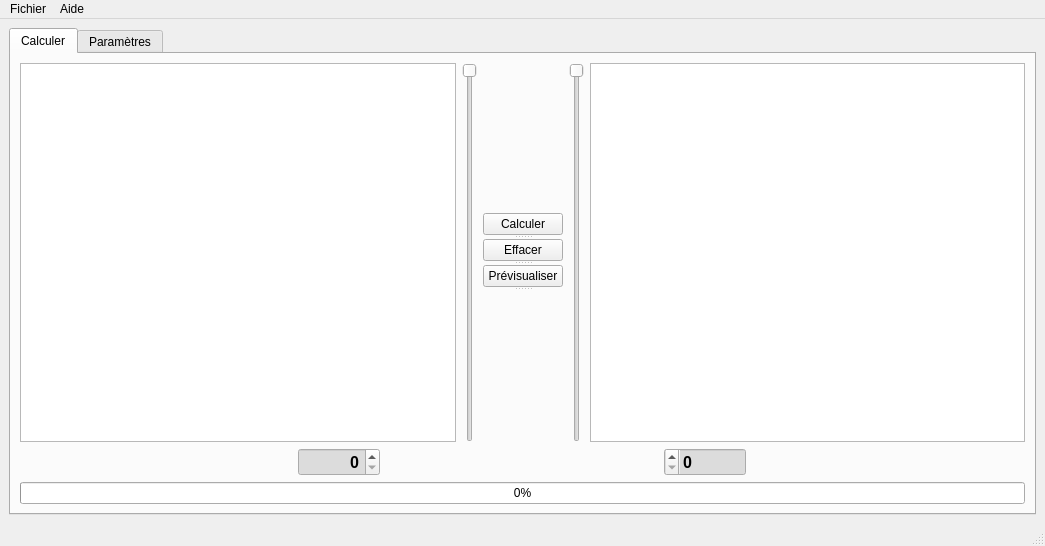
The window that Form1.ui (turkishviking/PostPro-Charlie-Bill) describes before a commit, drawn with Qt 5.
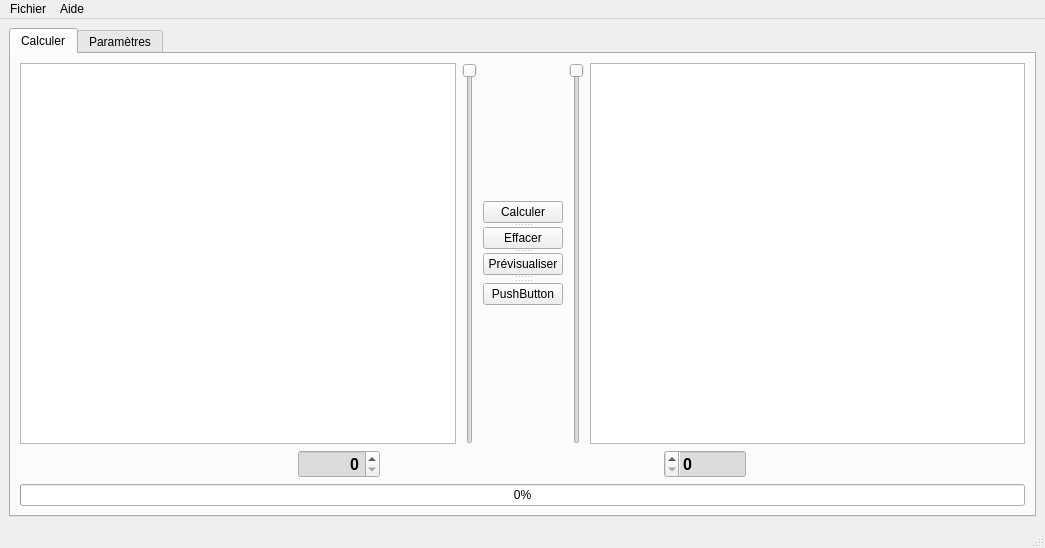
The same window after the commit. Icons and pictures are not drawn. Custom widgets are drawn as their Qt base class.

```diff
--- a/Form1.ui
+++ b/Form1.ui
@@ -7,7 +7,7 @@
     <x>0</x>
     <y>0</y>
     <width>1045</width>
-    <height>546</height>
+    <height>548</height>
    </rect>
   </property>
   <property name="windowTitle">
@@ -161,6 +161,11 @@
                 <pixmap>image/shinke2n.png</pixmap>
                </property>
               </widget>
+              <widget class="QPushButton" name="pushButton">
+               <property name="text">
+                <string>PushButton</string>
+               </property>
+              </widget>
              </widget>
             </item>
             <item>
```
Left out of the diff: 2 changed lines with no effect on the pictures.
